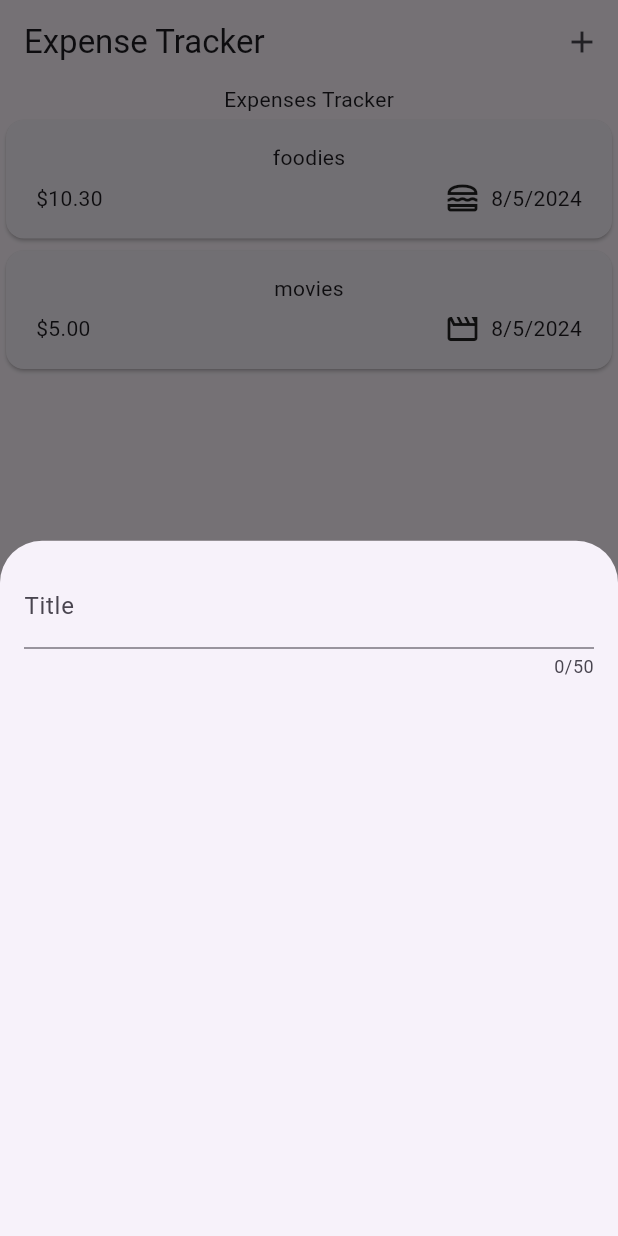
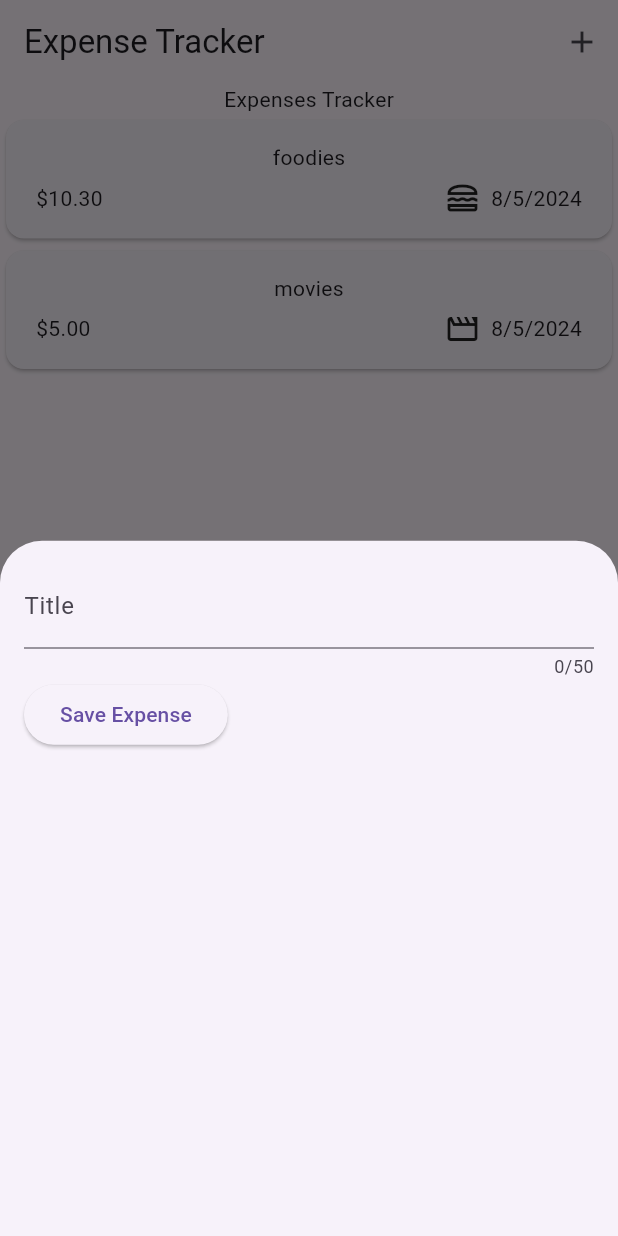
Before and after one commit to AaronPeterOcen/expense_tracker, a Flutter app: the screen it shows after launch, after a tap on the "add" icon, on a phone screen of 412 x 824 dp. Run offline on Flutter 3.47's test engine with Material 3 defaults, Android fonts, the phone set to English and light mode, and no system bars.

Commit message:
getting user input on keydown

```diff
--- a/lib/widgets/new_expense.dart
+++ b/lib/widgets/new_expense.dart
@@ -8,18 +8,35 @@ class NewExpense extends StatefulWidget {
 }
 
 class _NewExpenseState extends State<NewExpense> {
+  var _enteredTitle = '';
+
+  void _saveTitleInput(String inputValue) {
+    _enteredTitle = inputValue;
+  }
+
   @override
   Widget build(BuildContext context) {
-    return const Padding(
-      padding: EdgeInsets.all(16),
+    return Padding(
+      padding: const EdgeInsets.all(16),
       child: Column(
         children: [
           TextField(
+            onChanged: _saveTitleInput,
             maxLength: 50,
-            decoration: InputDecoration(
+            decoration: const InputDecoration(
               label: Text('Title'),
             ),
           ),
+          Row(
+            children: [
+              ElevatedButton(
+                onPressed: () {
+                  print(_enteredTitle);
+                },
+                child: const Text('Save Expense'),
+              )
+            ],
+          )
         ],
       ),
     );
```
